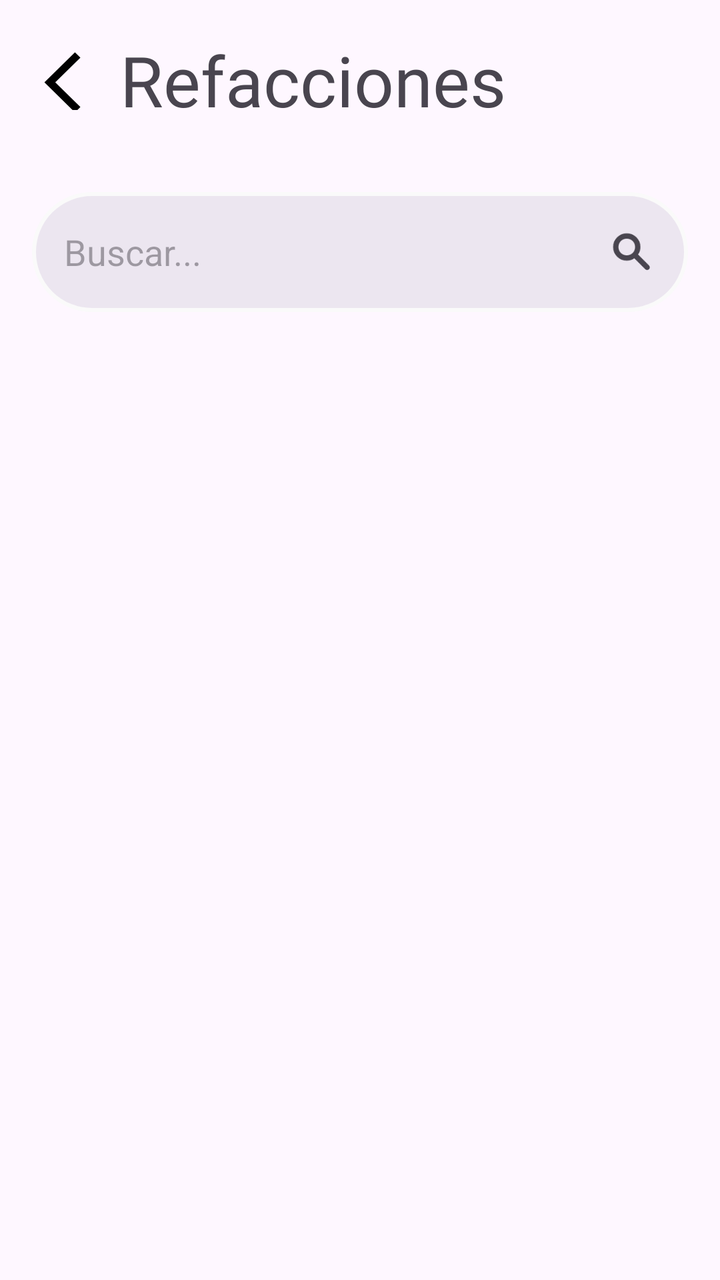
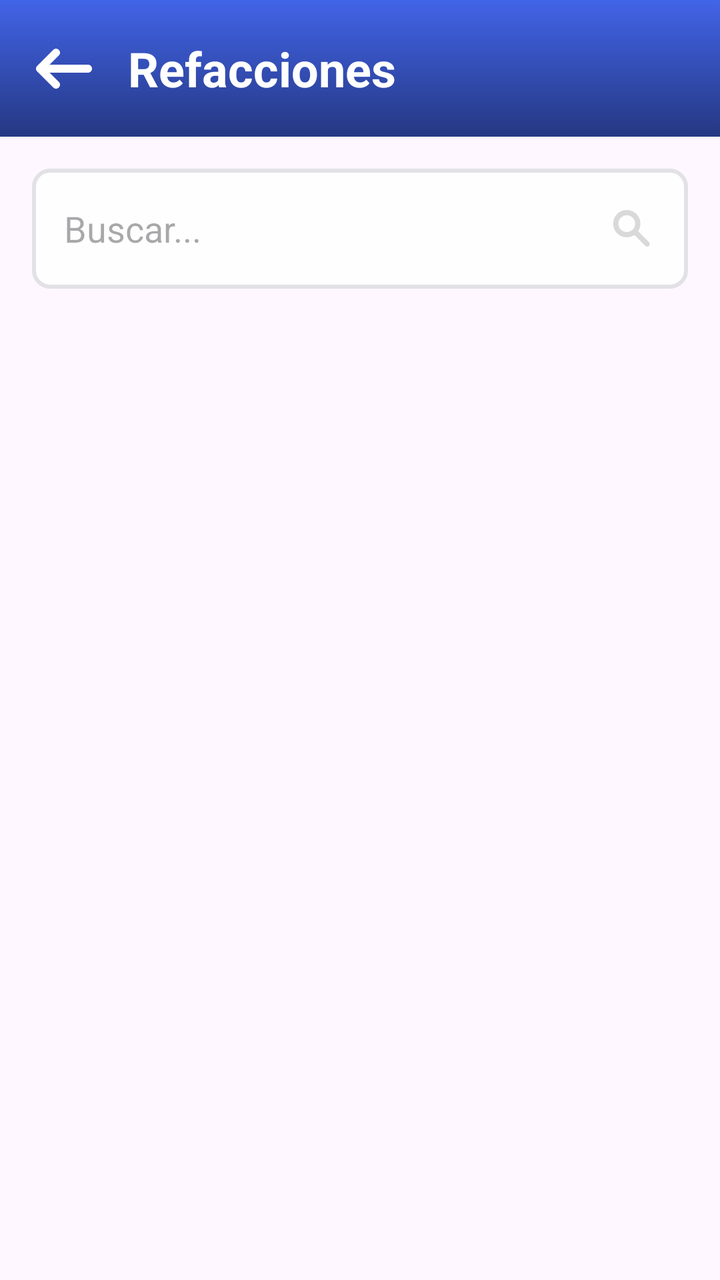

Before-and-after screenshots of an Android layout around one commit, followed by the original layout XML and the change that was made.
<!-- AndroidManifest.xml: application theme Theme.ReparApp -->
<!-- res/layout/fragment_inventory.xml -->
<?xml version="1.0" encoding="utf-8"?>
<androidx.constraintlayout.widget.ConstraintLayout xmlns:android="http://schemas.android.com/apk/res/android"
    xmlns:tools="http://schemas.android.com/tools"
    android:layout_width="match_parent"
    android:layout_height="match_parent"
    xmlns:app="http://schemas.android.com/apk/res-auto"
    tools:context=".views.ui.fragments.InventarioFragment">

    <LinearLayout
        android:id="@+id/head"
        android:layout_width="match_parent"
        android:layout_height="80dp"
        android:orientation="horizontal"
        android:gravity="start|center"
        app:layout_constraintTop_toTopOf="parent">

        <ImageView
            android:id="@+id/img_flecha_atras"
            android:layout_width="60dp"
            android:layout_height="match_parent"
            android:padding="15dp"
            android:src="@drawable/ic_arrow_back"/>

        <TextView
            android:layout_width="wrap_content"
            android:layout_height="match_parent"
            android:fontFamily="@font/roboto_bold"
            android:gravity="center"
            android:text="Refacciones"
            android:textSize="35dp" />

    </LinearLayout>

    <EditText
        android:id="@+id/et_buscar_piezas"
        android:layout_width="match_parent"
        android:layout_height="60dp"
        app:layout_constraintTop_toBottomOf="@+id/head"
        android:ems="10"
        android:drawablePadding="16dp"
        android:padding="16dp"
        android:layout_margin="16dp"
        android:inputType="text"
        android:hint="Buscar..."
        android:drawableTint="#49454F"
        android:background="@drawable/item_search"
        android:drawableEnd="@drawable/search"/>
    <androidx.recyclerview.widget.RecyclerView
        android:id="@+id/rv_lista_piezas_disponibles"
        android:layout_width="0dp"
        android:layout_height="0dp"
        android:paddingTop="8dp"
        android:paddingBottom="8dp"
        android:clipToPadding="false"
        app:layout_constraintTop_toBottomOf="@id/et_buscar_piezas"
        app:layout_constraintStart_toStartOf="parent"
        app:layout_constraintEnd_toEndOf="parent"
        app:layout_constraintBottom_toBottomOf="parent"
        tools:listitem="@layout/item_component" />

</androidx.constraintlayout.widget.ConstraintLayout>
<!-- res/layout/item_component.xml (included above) -->
<?xml version="1.0" encoding="utf-8"?>
<com.google.android.material.card.MaterialCardView
    xmlns:android="http://schemas.android.com/apk/res/android"

    android:layout_width="match_parent"
    android:layout_height="100dp"
    xmlns:app="http://schemas.android.com/apk/res-auto"
    android:layout_marginHorizontal="16dp"
    android:layout_marginVertical="8dp"
    app:cardCornerRadius="10dp"
    app:cardBackgroundColor="#ffffff"
    app:cardElevation="5dp"
    app:layout_constraintTop_toTopOf="parent">

    <LinearLayout
        android:layout_width="match_parent"
        android:layout_height="match_parent"
        android:gravity="start|center"
        android:orientation="horizontal">

        <com.google.android.material.card.MaterialCardView
            android:layout_width="60dp"
            android:layout_height="60dp"
            app:cardBackgroundColor="#FF5151"
            android:layout_marginHorizontal="8dp"
            app:cardCornerRadius="50dp"/>

        <LinearLayout
            android:layout_width="0dp"
            android:layout_height="match_parent"
            android:layout_weight="1"
            android:orientation="vertical">

            <TextView
                android:id="@+id/tv_nombre_componente"
                android:layout_width="match_parent"
                android:layout_height="wrap_content"
                android:fontFamily="@font/roboto_bold"
                android:paddingVertical="4dp"
                android:text="Batería de iphone 12 pro max"
                android:textSize="20sp" />

            <LinearLayout
                android:layout_width="match_parent"
                android:layout_height="wrap_content"
                android:gravity="center_vertical"
                android:orientation="horizontal">

                <TextView
                    android:id="@+id/tv_cantidad_componente"
                    android:layout_width="wrap_content"
                    android:layout_height="wrap_content"
                    android:paddingVertical="8dp"
                    android:text="12"
                    android:textSize="16sp" />

                <TextView
                    android:id="@+id/tv_unidad_medida"
                    android:layout_width="wrap_content"
                    android:layout_height="wrap_content"
                    android:layout_marginStart="4dp"
                    android:paddingVertical="8dp"
                    android:text="unidades"
                    android:textSize="16sp" />

                <ImageView
                    android:layout_width="24dp"
                    android:layout_height="24dp"
                    android:layout_marginStart="10dp"
                    android:contentDescription="EditUnit"
                    android:padding="2dp"
                    android:src="@drawable/ic_edit" />
            </LinearLayout>


        </LinearLayout>

        <ImageView
            android:id="@+id/img_componente"
            android:layout_width="100dp"
            android:layout_height="match_parent"
            android:src="@drawable/img_fixe"/>

    </LinearLayout>
</com.google.android.material.card.MaterialCardView>
<!-- resources referenced by this layout -->
<resources>
  <!-- drawable ic_arrow_back (drawable) -->
  <vector xmlns:android="http://schemas.android.com/apk/res/android"
      android:width="25dp"
      android:height="25dp"
      android:viewportWidth="25"
      android:viewportHeight="25">
    <group>
      <clip-path
          android:pathData="M0,0h25v25h-25z"/>
      <path
          android:pathData="M18.739,26L6,13.5L18.739,1L21,3.219L10.522,13.5L21,23.781L18.739,26Z"
          android:fillColor="#000000"/>
    </group>
  </vector>
  <!-- drawable ic_edit (drawable) -->
  <vector xmlns:android="http://schemas.android.com/apk/res/android"
      android:width="18dp"
      android:height="18dp"
      android:viewportWidth="18"
      android:viewportHeight="18">
    <path
        android:pathData="M2,16H3.425L13.2,6.225L11.775,4.8L2,14.575V16ZM0,18V13.75L13.2,0.575C13.4,0.392 13.621,0.25 13.863,0.15C14.104,0.05 14.358,0 14.625,0C14.892,0 15.15,0.05 15.4,0.15C15.65,0.25 15.867,0.4 16.05,0.6L17.425,2C17.625,2.183 17.771,2.4 17.862,2.65C17.954,2.9 18,3.15 18,3.4C18,3.667 17.954,3.921 17.862,4.162C17.771,4.404 17.625,4.625 17.425,4.825L4.25,18H0ZM12.475,5.525L11.775,4.8L13.2,6.225L12.475,5.525Z"
        android:fillColor="#000000"/>
  </vector>
  <!-- drawable img_fixe: png bitmap (drawable, 52172 bytes) -->
  <!-- drawable item_search (drawable) -->
  <?xml version="1.0" encoding="utf-8"?>
  <selector xmlns:android="http://schemas.android.com/apk/res/android">
  
      <item>
          <shape android:shape="rectangle">
              <solid android:color="#ECE6F0"/>
              <corners android:radius="50dp"/>
              <stroke android:width="2dp" android:color="#fafafa"/>
          </shape>
      </item>
  </selector>
  <!-- drawable search (drawable) -->
  <vector xmlns:android="http://schemas.android.com/apk/res/android"
      android:width="24dp"
      android:height="24dp"
      android:viewportWidth="960"
      android:viewportHeight="960">
    <path
        android:pathData="M375.48,653q-114.09,0 -193.55,-79.46 -79.45,-79.45 -79.45,-193.54 0,-114.09 79.45,-193.54Q261.39,107 375.48,107q114.09,0 193.54,79.46 79.46,79.45 79.46,193.54 0,45.13 -12.87,83.28T601,530.3l219.48,220.05q14.96,15.52 14.96,37.32 0,21.81 -15.53,36.77 -14.95,14.95 -37.04,14.95t-37.04,-14.95L526.91,605.52q-29.43,21.74 -68.15,34.61Q420.04,653 375.48,653ZM375.48,547q69.91,0 118.45,-48.54 48.55,-48.55 48.55,-118.46t-48.55,-118.46Q445.39,213 375.48,213t-118.46,48.54Q208.48,310.09 208.48,380t48.54,118.46Q305.57,547 375.48,547Z"
        android:fillColor="#e3e3e3"/>
  </vector>
  <style name="Theme.ReparApp" parent="Base.Theme.ReparApp" />
  <style name="Base.Theme.ReparApp" parent="Theme.Material3.DayNight.NoActionBar">
          
          
      </style>
</resources>

<!-- the commit's change to res/layout/fragment_inventory.xml (unified diff, before → after) -->
@@ -1,38 +1,52 @@
 <?xml version="1.0" encoding="utf-8"?>
-<androidx.constraintlayout.widget.ConstraintLayout xmlns:android="http://schemas.android.com/apk/res/android"
+<LinearLayout xmlns:android="http://schemas.android.com/apk/res/android"
     xmlns:tools="http://schemas.android.com/tools"
     android:layout_width="match_parent"
     android:layout_height="match_parent"
     xmlns:app="http://schemas.android.com/apk/res-auto"
+    android:orientation="vertical"
     tools:context=".views.ui.fragments.InventarioFragment">
 
-    <LinearLayout
-        android:id="@+id/head"
+    <androidx.constraintlayout.widget.ConstraintLayout
+        android:id="@+id/headerLayout"
         android:layout_width="match_parent"
-        android:layout_height="80dp"
+        android:layout_height="wrap_content"
+        android:background="@drawable/bg_fondo"
+        android:gravity="center_vertical"
         android:orientation="horizontal"
-        android:gravity="start|center"
-        app:layout_constraintTop_toTopOf="parent">
+        android:paddingHorizontal="16dp"
+        android:paddingVertical="18dp"
+        >
 
         <ImageView
-            android:id="@+id/img_flecha_atras"
-            android:layout_width="60dp"
-            android:layout_height="match_parent"
-            android:padding="15dp"
-            android:src="@drawable/ic_arrow_back"/>
+            android:id="@+id/img_flecha_back"
+            android:layout_width="wrap_content"
+            android:layout_height="wrap_content"
+            app:layout_constraintStart_toStartOf="parent"
+            app:layout_constraintTop_toTopOf="parent"
+            app:layout_constraintBottom_toBottomOf="parent"
+            android:src="@drawable/icon_arrow_back"
+            />
 
         <TextView
+            android:id="@+id/tv_titulo_home"
             android:layout_width="wrap_content"
-            android:layout_height="match_parent"
-            android:fontFamily="@font/roboto_bold"
-            android:gravity="center"
+            android:layout_height="wrap_content"
+            android:layout_marginStart="16dp"
             android:text="Refacciones"
-            android:textSize="35dp" />
+            android:textColor="@android:color/white"
+            android:textSize="24sp"
+            android:textStyle="bold"
+            app:layout_constraintStart_toEndOf="@id/img_flecha_back"
+            app:layout_constraintTop_toTopOf="parent" />
 
-    </LinearLayout>
+
+
+
+    </androidx.constraintlayout.widget.ConstraintLayout>
 
     <EditText
-        android:id="@+id/et_buscar_piezas"
+        android:id="@+id/et_buscar_refacciones"
         android:layout_width="match_parent"
         android:layout_height="60dp"
         app:layout_constraintTop_toBottomOf="@+id/head"
@@ -41,107 +55,90 @@
         android:padding="16dp"
         android:layout_margin="16dp"
         android:inputType="text"
+        android:textSize="18sp"
         android:hint="Buscar..."
-        android:drawableTint="#49454F"
-        android:background="@drawable/item_search"
+        android:drawableTint="#D9D9D9"
+        android:background="@drawable/item_text_field"
         android:drawableEnd="@drawable/search"/>
+
     <androidx.recyclerview.widget.RecyclerView
         android:id="@+id/rv_lista_piezas_disponibles"
+        android:layout_width="match_parent"
+        android:layout_height="wrap_content"
+        android:clipToPadding="false"
+        android:layout_marginHorizontal="16dp"
+        tools:listitem="@layout/item_component_prueba" />
+
+</LinearLayout>
+<!-- res/layout/item_component_prueba.xml (included above) -->
+<?xml version="1.0" encoding="utf-8"?>
+<androidx.constraintlayout.widget.ConstraintLayout
+    xmlns:android="http://schemas.android.com/apk/res/android"
+    xmlns:app="http://schemas.android.com/apk/res-auto"
+    android:layout_width="match_parent"
+    android:layout_height="125dp"
+    >
+
+    <ImageView
+        android:id="@+id/img_refaccion"
+        android:layout_width="100dp"
+        android:layout_height="100dp"
+        android:src="@drawable/img_component"
+        app:layout_constraintStart_toStartOf="parent"
+        app:layout_constraintTop_toTopOf="parent"
+        app:layout_constraintBottom_toBottomOf="parent"
+        android:background="@drawable/grey_bg_prueba"
+        />
+
+    <TextView
+        android:id="@+id/tv_titulo"
         android:layout_width="0dp"
-        android:layout_height="0dp"
-        android:paddingTop="8dp"
-        android:paddingBottom="8dp"
-        android:clipToPadding="false"
-        app:layout_constraintTop_toBottomOf="@id/et_buscar_piezas"
+        android:layout_height="wrap_content"
+        android:text="Batería de iphone 12 pro max"
+        android:textStyle="bold"
+        android:textSize="19sp"
+        android:textColor="#2C2C2C"
+        app:layout_constraintStart_toEndOf="@id/img_refaccion"
+        app:layout_constraintEnd_toEndOf="parent"
+        app:layout_constraintTop_toTopOf="@id/img_refaccion"
+        android:layout_marginStart="8dp"
+        />
+
+
+    <LinearLayout
+        android:layout_width="wrap_content"
+        android:layout_height="wrap_content"
+        android:gravity="center_vertical"
+        android:orientation="horizontal"
+        app:layout_constraintTop_toBottomOf="@id/tv_titulo"
+        app:layout_constraintStart_toStartOf="@id/tv_titulo"
+        >
+
+        <TextView
+            android:id="@+id/tv_cantidad_componente"
+            android:layout_width="wrap_content"
+            android:layout_height="wrap_content"
+            android:paddingVertical="8dp"
+            android:text="12"
+            android:textSize="18sp" />
+
+        <TextView
+            android:id="@+id/tv_unidad_medida"
+            android:layout_width="wrap_content"
+            android:layout_height="wrap_content"
+            android:layout_marginStart="4dp"
+            android:paddingVertical="8dp"
+            android:text="unidades"
+            android:textSize="18sp" />
+
+    </LinearLayout>
+    <View
+        android:id="@+id/v_linea"
+        android:layout_width="0dp"
+        android:layout_height="1dp"
+        android:background="#E4E4E4"
         app:layout_constraintStart_toStartOf="parent"
         app:layout_constraintEnd_toEndOf="parent"
-        app:layout_constraintBottom_toBottomOf="parent"
-        tools:listitem="@layout/item_component" />
+        app:layout_constraintBottom_toBottomOf="parent"/>
 
 </androidx.constraintlayout.widget.ConstraintLayout>
-<!-- res/layout/item_component.xml (included above) -->
-<?xml version="1.0" encoding="utf-8"?>
-<com.google.android.material.card.MaterialCardView
-    xmlns:android="http://schemas.android.com/apk/res/android"
-
-    android:layout_width="match_parent"
-    android:layout_height="100dp"
-    xmlns:app="http://schemas.android.com/apk/res-auto"
-    android:layout_marginHorizontal="16dp"
-    android:layout_marginVertical="8dp"
-    app:cardCornerRadius="10dp"
-    app:cardBackgroundColor="#ffffff"
-    app:cardElevation="5dp"
-    app:layout_constraintTop_toTopOf="parent">
-
-    <LinearLayout
-        android:layout_width="match_parent"
-        android:layout_height="match_parent"
-        android:gravity="start|center"
-        android:orientation="horizontal">
-
-        <com.google.android.material.card.MaterialCardView
-            android:layout_width="60dp"
-            android:layout_height="60dp"
-            app:cardBackgroundColor="#FF5151"
-            android:layout_marginHorizontal="8dp"
-            app:cardCornerRadius="50dp"/>
-
-        <LinearLayout
-            android:layout_width="0dp"
-            android:layout_height="match_parent"
-            android:layout_weight="1"
-            android:orientation="vertical">
-
-            <TextView
-                android:id="@+id/tv_nombre_componente"
-                android:layout_width="match_parent"
-                android:layout_height="wrap_content"
-                android:fontFamily="@font/roboto_bold"
-                android:paddingVertical="4dp"
-                android:text="Batería de iphone 12 pro max"
-                android:textSize="20sp" />
-
-            <LinearLayout
-                android:layout_width="match_parent"
-                android:layout_height="wrap_content"
-                android:gravity="center_vertical"
-                android:orientation="horizontal">
-
-                <TextView
-                    android:id="@+id/tv_cantidad_componente"
-                    android:layout_width="wrap_content"
-                    android:layout_height="wrap_content"
-                    android:paddingVertical="8dp"
-                    android:text="12"
-                    android:textSize="16sp" />
-
-                <TextView
-                    android:id="@+id/tv_unidad_medida"
-                    android:layout_width="wrap_content"
-                    android:layout_height="wrap_content"
-                    android:layout_marginStart="4dp"
-                    android:paddingVertical="8dp"
-                    android:text="unidades"
-                    android:textSize="16sp" />
-
-                <ImageView
-                    android:layout_width="24dp"
-                    android:layout_height="24dp"
-                    android:layout_marginStart="10dp"
-                    android:contentDescription="EditUnit"
-                    android:padding="2dp"
-                    android:src="@drawable/ic_edit" />
-            </LinearLayout>
-
-
-        </LinearLayout>
-
-        <ImageView
-            android:id="@+id/img_componente"
-            android:layout_width="100dp"
-            android:layout_height="match_parent"
-            android:src="@drawable/img_fixe"/>
-
-    </LinearLayout>
-</com.google.android.material.card.MaterialCardView>
<!-- resource entries referenced after the edit -->
@@ -1,39 +1,48 @@
 <!-- resources referenced by this layout -->
 <resources>
-  <!-- drawable ic_arrow_back (drawable) -->
+  <!-- drawable bg_fondo (drawable) -->
+  <?xml version="1.0" encoding="utf-8"?>
+  <selector xmlns:android="http://schemas.android.com/apk/res/android">
+      <item>
+          <shape android:shape="rectangle">
+              <gradient
+                  android:type="linear"
+                  android:angle="270"
+                  android:startColor="#4264E8"
+                  android:endColor="#253882" />
+          </shape>
+      </item>
+  </selector>
+  <!-- drawable grey_bg_prueba (drawable) -->
+  <?xml version="1.0" encoding="utf-8"?>
+  <selector xmlns:android="http://schemas.android.com/apk/res/android">
+      <item>
+          <shape android:shape="rectangle">
+              <corners android:radius="10dp"/>
+              <solid android:color="@color/light_Grey"/>
+          </shape>
+      </item>
+  </selector>
+  <!-- drawable icon_arrow_back (drawable) -->
   <vector xmlns:android="http://schemas.android.com/apk/res/android"
-      android:width="25dp"
-      android:height="25dp"
-      android:viewportWidth="25"
-      android:viewportHeight="25">
-    <group>
-      <clip-path
-          android:pathData="M0,0h25v25h-25z"/>
-      <path
-          android:pathData="M18.739,26L6,13.5L18.739,1L21,3.219L10.522,13.5L21,23.781L18.739,26Z"
-          android:fillColor="#000000"/>
-    </group>
+      android:width="32dp"
+      android:height="32dp"
+      android:viewportWidth="32"
+      android:viewportHeight="32">
+    <path
+        android:fillColor="#FFFFFF"
+        android:pathData="M28,14H8.8l4.62,-4.62C13.814,8.986 14,8.516 14,8c0,-0.984 -0.813,-2 -2,-2c-0.531,0 -0.994,0.193 -1.38,0.58l-7.958,7.958C2.334,14.866 2,15.271 2,16s0.279,1.08 0.646,1.447l7.974,7.973C11.006,25.807 11.469,26 12,26c1.188,0 2,-1.016 2,-2c0,-0.516 -0.186,-0.986 -0.58,-1.38L8.8,18H28c1.104,0 2,-0.896 2,-2S29.104,14 28,14z"/>
   </vector>
-  <!-- drawable ic_edit (drawable) -->
-  <vector xmlns:android="http://schemas.android.com/apk/res/android"
-      android:width="18dp"
-      android:height="18dp"
-      android:viewportWidth="18"
-      android:viewportHeight="18">
-    <path
-        android:pathData="M2,16H3.425L13.2,6.225L11.775,4.8L2,14.575V16ZM0,18V13.75L13.2,0.575C13.4,0.392 13.621,0.25 13.863,0.15C14.104,0.05 14.358,0 14.625,0C14.892,0 15.15,0.05 15.4,0.15C15.65,0.25 15.867,0.4 16.05,0.6L17.425,2C17.625,2.183 17.771,2.4 17.862,2.65C17.954,2.9 18,3.15 18,3.4C18,3.667 17.954,3.921 17.862,4.162C17.771,4.404 17.625,4.625 17.425,4.825L4.25,18H0ZM12.475,5.525L11.775,4.8L13.2,6.225L12.475,5.525Z"
-        android:fillColor="#000000"/>
-  </vector>
-  <!-- drawable img_fixe: png bitmap (drawable, 52172 bytes) -->
-  <!-- drawable item_search (drawable) -->
+  <!-- drawable img_component: png bitmap (drawable, 618333 bytes) -->
+  <!-- drawable item_text_field (drawable) -->
   <?xml version="1.0" encoding="utf-8"?>
   <selector xmlns:android="http://schemas.android.com/apk/res/android">
   
       <item>
           <shape android:shape="rectangle">
-              <solid android:color="#ECE6F0"/>
-              <corners android:radius="50dp"/>
-              <stroke android:width="2dp" android:color="#fafafa"/>
+              <solid android:color="#FEFEFE"/>
+              <corners android:radius="8dp"/>
+              <stroke android:width="2dp" android:color="#E2E1E5"/>
           </shape>
       </item>
   </selector>
@@ -48,6 +57,7 @@
         android:fillColor="#e3e3e3"/>
   </vector>
   <style name="Theme.ReparApp" parent="Base.Theme.ReparApp" />
+  <color name="light_Grey">#E9E9E9</color>
   <style name="Base.Theme.ReparApp" parent="Theme.Material3.DayNight.NoActionBar">
           
           
